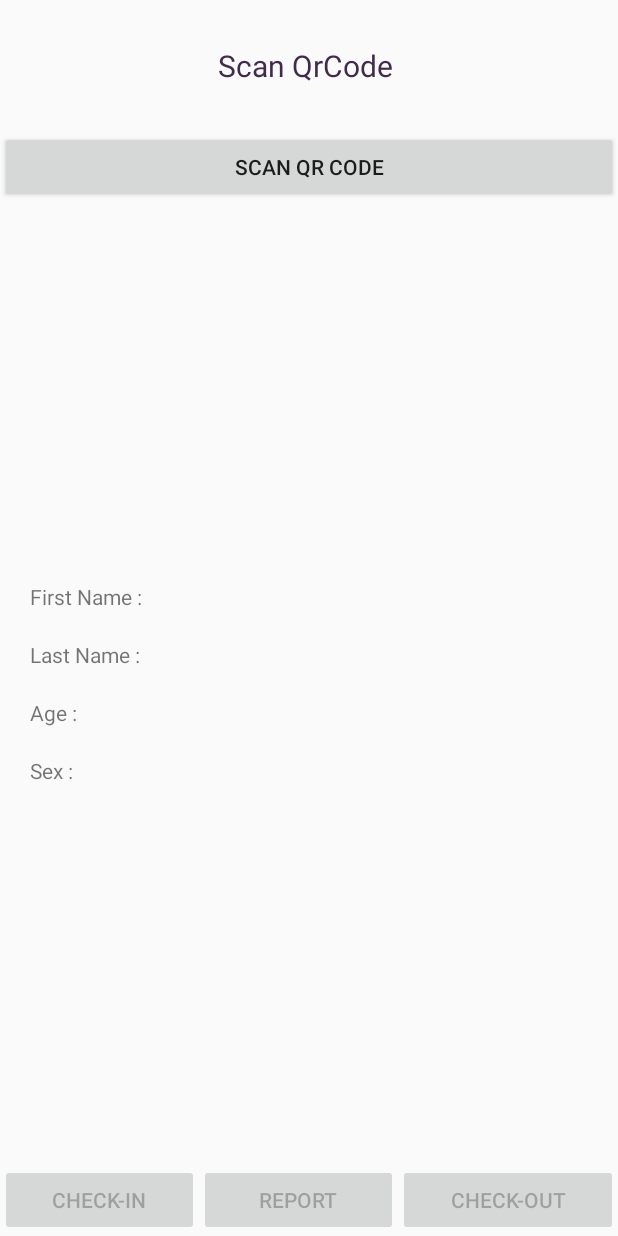
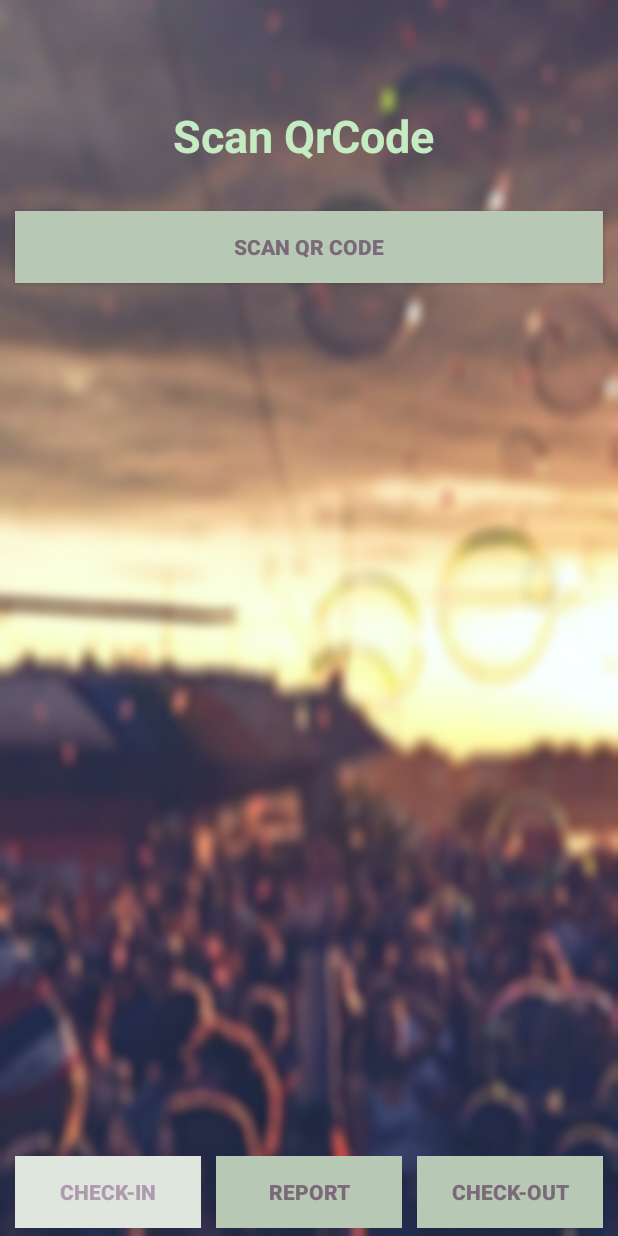
Before and after one commit to gabrieladinu/licenta, an Android app: the CheckActivity screen opened directly, with no data from a screen before it, on a phone screen of 412 x 824 dp. Run offline under Robolectric (Android 15) with nearby library versions, the phone set to English and light mode, and no system bars; our stand-ins replace Firebase (no records; nobody signed in at launch, a user with empty details on screens opened directly); libraries missing offline, so code that uses them is left out: com.firebase.ui.

Commit message:
design pag check

```diff
--- a/app/src/main/java/com/example/gabri/licenta1/CheckActivity.java
+++ b/app/src/main/java/com/example/gabri/licenta1/CheckActivity.java
@@ -48,6 +48,8 @@ public class CheckActivity extends AppCompatActivity {
     TextView lastName;
     TextView sex;
     TextView age;
+    TextView phone;
+    TextView mail;
 
     FirebaseStorage storage;
     StorageReference storageReference;
@@ -82,10 +84,9 @@ public class CheckActivity extends AppCompatActivity {
             if (requestCode == CommonStatusCodes.SUCCESS) {
                 if (data != null) {
                     Barcode barcode = data.getParcelableExtra("barcode");
-                    qrCoderesult.setText("Associated Qr Code  : " + barcode.displayValue);
+                    qrCoderesult.setText("Qr Code: " + barcode.displayValue);
                     String stringqrcode = barcode.displayValue.toString();
                     search(stringqrcode);
-
 
 
                 } else {
@@ -148,6 +149,10 @@ public class CheckActivity extends AppCompatActivity {
         lastName.setText(participant.getLastName());
         sex.setText(participant.getSex());
         age.setText(participant.getAge());
+        phone.setVisibility(View.VISIBLE);
+        phone.setText(participant.getPhone());
+        mail.setVisibility(View.VISIBLE);
+        mail.setText(participant.getMail());
     }
 
     void saveimg() {
@@ -178,19 +183,18 @@ public class CheckActivity extends AppCompatActivity {
         });
 
 
-
     }
 
-    void choise(Participants participant){
+    void choise(Participants participant) {
         problem.setEnabled(true);
         chechIn.setEnabled(true);
         checkOut.setEnabled(false);
 
-        if ("1".equals(participant.getCheckIn())){
+        if ("1".equals(participant.getCheckIn())) {
             chechIn.setEnabled(false);
             checkOut.setEnabled(true);
         }
-        if ("1".equals(participant.getCheckOut())){
+        if ("1".equals(participant.getCheckOut())) {
             chechIn.setEnabled(true);
             checkOut.setEnabled(false);
         }
@@ -199,8 +203,7 @@ public class CheckActivity extends AppCompatActivity {
     }
 
 
-
-void checkIn(){
+    void checkIn() {
         String timeStamp = new SimpleDateFormat("dd/MM/yyyy HH:mm:ss", Locale.getDefault()).format(new Date());
 
         FirebaseDatabase database = FirebaseDatabase.getInstance();
@@ -213,7 +216,8 @@ void checkIn(){
 
 
     }
-    void checkOut(){
+
+    void checkOut() {
         String timeStamp = new SimpleDateFormat("dd/MM/yyyy HH:mm:ss", Locale.getDefault()).format(new Date());
 
         FirebaseDatabase database = FirebaseDatabase.getInstance();
@@ -227,14 +231,11 @@ void checkIn(){
     }
 
 
-    void report(){
+    void report() {
         checkOut.setEnabled(true);
         chechIn.setEnabled(true);
 
-        String problema = participant.getProblem() ;
-
-
-
+        String problema = participant.getProblem();
 
 
         FirebaseDatabase database = FirebaseDatabase.getInstance();
@@ -252,6 +253,8 @@ void checkIn(){
         lastName = (TextView) findViewById(R.id.lastName);
         sex = (TextView) findViewById(R.id.sex);
         age = (TextView) findViewById(R.id.age);
+        phone = (TextView) findViewById(R.id.phone);
+        mail = (TextView) findViewById(R.id.mail);
 
         imageId = (ImageView) findViewById(R.id.imageId);
         chechIn = (Button) findViewById(R.id.checkin);
@@ -269,7 +272,7 @@ void checkIn(){
         });
         chechIn.setOnClickListener(new View.OnClickListener() {
             public void onClick(View v) {
-            checkIn() ;
+                checkIn();
 
             }
         });
@@ -281,7 +284,7 @@ void checkIn(){
         });
         checkOut.setOnClickListener(new View.OnClickListener() {
             public void onClick(View v) {
-            checkOut() ;
+                checkOut();
             }
         });
 
--- a/app/src/main/res/layout/activity_check.xml
+++ b/app/src/main/res/layout/activity_check.xml
@@ -1,8 +1,9 @@
 <?xml version="1.0" encoding="utf-8"?>
 <RelativeLayout xmlns:android="http://schemas.android.com/apk/res/android"
     xmlns:app="http://schemas.android.com/apk/res-auto"
-    android:layout_width="match_parent"
-    android:layout_height="match_parent">
+    android:layout_width="fill_parent"
+    android:layout_height="fill_parent"
+    android:background="@drawable/backgroud2">
     <LinearLayout
         android:layout_width="match_parent"
         android:layout_height="wrap_content"
@@ -12,24 +13,109 @@
             android:layout_width="match_parent"
             android:layout_height="wrap_content"
             android:layout_marginBottom="30dp"
-            android:layout_marginTop="30dp"
+            android:layout_marginTop="70dp"
             android:gravity="center"
             android:text="Scan QrCode "
-            android:textColor="@color/outerSpace"
-            android:textSize="20dp" />
+            android:textColor="@color/text"
+            android:textStyle="bold"
+
+            android:textSize="30dp" />
 
         <Button
             android:id="@+id/qrCodeScan"
             android:layout_width="match_parent"
             android:layout_height="wrap_content"
             android:layout_alignParentTop="true"
-            android:text="Scan Qr Code" />
+            android:text="Scan Qr Code"
+            android:textStyle="bold"
+            android:textColor="@color/buttontext"
+            android:background="@color/button"
+            android:layout_marginLeft="10dp"
+            android:layout_marginRight="10dp"/>
 
         <ImageView
             android:id="@+id/imageId"
-            android:layout_width="250px"
-            android:layout_height="350px"
-            android:layout_gravity="center"/>
+            android:layout_width="300px"
+            android:layout_height="300px"
+            android:layout_gravity="center"
+            android:layout_marginTop="20dp"/>
+
+
+        <TextView
+            android:id="@+id/age"
+            android:layout_width="wrap_content"
+            android:layout_height="wrap_content"
+            android:layout_marginLeft="20dp"
+            android:layout_marginRight="20dp"
+            android:text=""
+            android:textColor="@color/text"
+            android:textSize="20dp"
+            android:layout_marginTop="30dp"
+            android:textStyle="bold"
+            android:layout_gravity="center_horizontal"/>
+
+        <TextView
+            android:id="@+id/sex"
+            android:layout_width="wrap_content"
+            android:layout_height="wrap_content"
+            android:layout_marginLeft="20dp"
+            android:layout_marginRight="20dp"
+            android:text=""
+            android:textColor="@color/text"
+            android:textSize="20dp"
+            android:textStyle="bold"
+            android:layout_gravity="center_horizontal"/>
+
+        <TextView
+            android:id="@+id/firstName"
+            android:layout_marginTop="10dp"
+
+            android:layout_width="wrap_content"
+            android:layout_height="wrap_content"
+            android:layout_marginLeft="20dp"
+            android:layout_marginRight="20dp"
+            android:textSize="20dp"
+            android:textColor="@color/text"
+            android:textStyle="bold"
+            android:layout_gravity="center_horizontal"/>
+
+        <TextView
+            android:id="@+id/lastName"
+            android:layout_width="wrap_content"
+            android:layout_height="wrap_content"
+            android:layout_marginLeft="20dp"
+            android:layout_marginRight="20dp"
+            android:text=""
+            android:textSize="20dp"
+            android:textColor="@color/text"
+            android:textStyle="bold"
+            android:layout_gravity="center_horizontal"/>
+
+        <TextView
+            android:id="@+id/phone"
+            android:layout_width="wrap_content"
+            android:layout_height="wrap_content"
+            android:layout_marginLeft="20dp"
+            android:layout_marginRight="20dp"
+            android:text=""
+            android:textColor="@color/text"
+            android:textSize="20dp"
+            android:layout_marginTop="10dp"
+            android:textStyle="bold"
+            android:layout_gravity="center_horizontal"/>
+
+        <TextView
+            android:id="@+id/mail"
+            android:layout_width="wrap_content"
+            android:layout_height="wrap_content"
+            android:layout_marginLeft="20dp"
+            android:layout_marginRight="20dp"
+            android:text=""
+            android:textColor="@color/text"
+            android:textSize="20dp"
+            android:textStyle="bold"
+            android:layout_gravity="center_horizontal"/>
+
 
         <TextView
             android:id="@+id/qrCode"
@@ -37,67 +123,13 @@
             android:layout_height="wrap_content"
             android:layout_marginLeft="20dp"
             android:layout_marginRight="20dp"
-            android:text="" />
-
-
-        <TextView
-            android:id="@+id/first"
-            android:layout_width="wrap_content"
-            android:layout_height="wrap_content"
-            android:layout_marginLeft="20dp"
-            android:layout_marginRight="20dp"
-            android:text="First Name :" />
-
-        <TextView
-            android:id="@+id/firstName"
-            android:layout_width="wrap_content"
-            android:layout_height="wrap_content"
-            android:layout_marginLeft="20dp"
-            android:layout_marginRight="20dp" />
-
-        <TextView
-            android:id="@+id/last"
-            android:layout_width="wrap_content"
-            android:layout_height="wrap_content"
-            android:layout_marginLeft="20dp"
-            android:layout_marginRight="20dp"
-            android:text="Last Name :" />
-
-        <TextView
-            android:id="@+id/lastName"
-            android:layout_width="wrap_content"
-            android:layout_height="wrap_content"
-            android:layout_marginLeft="20dp"
-            android:layout_marginRight="20dp"
-            android:text="" />
-
-        <TextView
-            android:id="@+id/agetext"
-            android:layout_width="wrap_content"
-            android:layout_height="wrap_content"
-            android:layout_marginLeft="20dp"
-            android:layout_marginRight="20dp"
-            android:text="Age :" />
-
-        <TextView
-            android:id="@+id/age"
-            android:layout_width="wrap_content"
-            android:layout_height="wrap_content"
-            android:text="" />
-
-        <TextView
-            android:id="@+id/sextext"
-            android:layout_width="wrap_content"
-            android:layout_height="wrap_content"
-            android:layout_marginLeft="20dp"
-            android:layout_marginRight="20dp"
-            android:text="Sex :" />
-
-        <TextView
-            android:id="@+id/sex"
-            android:layout_width="wrap_content"
-            android:layout_height="wrap_content"
-            android:text="" />
+            android:text=""
+            android:textColor="@color/text"
+            android:textSize="20dp"
+            android:textStyle="bold"
+            android:layout_marginTop="10dp"
+            android:layout_gravity="center_horizontal"
+            />
 
     </LinearLayout>
 
@@ -105,6 +137,9 @@
         android:layout_width="match_parent"
         android:layout_height="wrap_content"
         android:layout_alignParentBottom="true"
+        android:layout_marginRight="10dp"
+        android:layout_marginLeft="10dp"
+        android:layout_marginBottom="5dp"
         android:orientation="horizontal">
 
 
@@ -113,21 +148,32 @@
             android:layout_width="wrap_content"
             android:layout_height="wrap_content"
             android:layout_weight="1"
-            android:text="Check-In" />
+            android:text="Check-In"
+            android:background="@color/buttonnotenable"
+            android:textStyle="bold"
+            android:textColor="@color/buttonnotenabletext"/>
 
         <Button
             android:id="@+id/report"
             android:layout_width="wrap_content"
             android:layout_height="wrap_content"
             android:layout_weight="1"
-            android:text="Report" />
+            android:text="Report"
+            android:background="@color/button"
+            android:textStyle="bold"
+            android:textColor="@color/buttontext"
+            android:layout_marginLeft="10dp"
+            android:layout_marginRight="10dp"/>
 
         <Button
             android:id="@+id/checkout"
             android:layout_width="wrap_content"
             android:layout_height="wrap_content"
             android:layout_weight="1"
-            android:text="Check-Out" />
+            android:text="Check-Out"
+            android:background="@color/button"
+            android:textStyle="bold"
+            android:textColor="@color/buttontext"/>
     </LinearLayout>
 
 </RelativeLayout>
```
Lines whose indentation alone changed are shown as unchanged.
